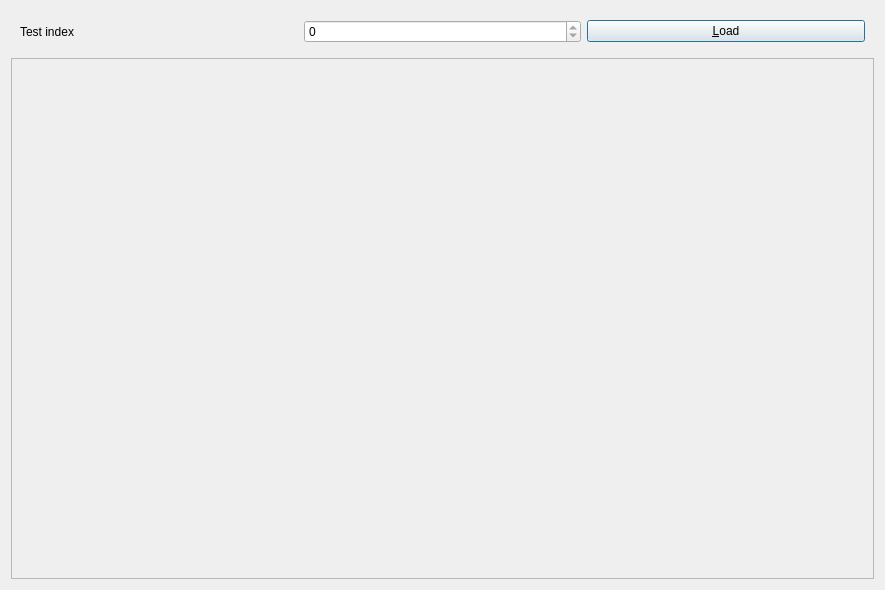
Qt form Tools/ToolTestConceptMap/qttestconceptmapqtedgedialog.ui (richelbilderbeek/ProjectRichelBilderbeek) before a commit.
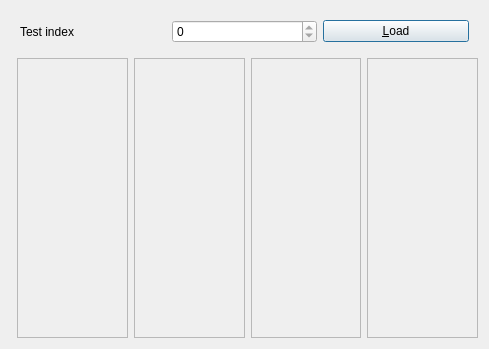
The same form after that commit.

```diff
--- a/Tools/ToolTestConceptMap/qttestconceptmapqtedgedialog.ui
+++ b/Tools/ToolTestConceptMap/qttestconceptmapqtedgedialog.ui
@@ -6,15 +6,83 @@
    <rect>
     <x>0</x>
     <y>0</y>
-    <width>885</width>
-    <height>590</height>
+    <width>489</width>
+    <height>349</height>
    </rect>
   </property>
   <property name="windowTitle">
    <string>Test QtEdge</string>
   </property>
   <layout class="QGridLayout" name="gridLayout">
-   <item row="0" column="0">
+   <item row="1" column="1">
+    <widget class="QScrollArea" name="area1">
+     <property name="widgetResizable">
+      <bool>true</bool>
+     </property>
+     <widget class="QWidget" name="area1_contents">
+      <property name="geometry">
+       <rect>
+        <x>0</x>
+        <y>0</y>
+        <width>110</width>
+        <height>278</height>
+       </rect>
+      </property>
+     </widget>
+    </widget>
+   </item>
+   <item row="1" column="3">
+    <widget class="QScrollArea" name="area3">
+     <property name="widgetResizable">
+      <bool>true</bool>
+     </property>
+     <widget class="QWidget" name="area3_contents">
+      <property name="geometry">
+       <rect>
+        <x>0</x>
+        <y>0</y>
+        <width>109</width>
+        <height>278</height>
+       </rect>
+      </property>
+     </widget>
+    </widget>
+   </item>
+   <item row="1" column="2">
+    <widget class="QScrollArea" name="area2">
+     <property name="widgetResizable">
+      <bool>true</bool>
+     </property>
+     <widget class="QWidget" name="area2_contents">
+      <property name="geometry">
+       <rect>
+        <x>0</x>
+        <y>0</y>
+        <width>110</width>
+        <height>278</height>
+       </rect>
+      </property>
+     </widget>
+    </widget>
+   </item>
+   <item row="1" column="4">
+    <widget class="QScrollArea" name="area_4">
+     <property name="widgetResizable">
+      <bool>true</bool>
+     </property>
+     <widget class="QWidget" name="area4_contents">
+      <property name="geometry">
+       <rect>
+        <x>0</x>
+        <y>0</y>
+        <width>110</width>
+        <height>278</height>
+       </rect>
+      </property>
+     </widget>
+    </widget>
+   </item>
+   <item row="0" column="0" colspan="5">
     <widget class="QWidget" name="widget_top" native="true">
      <layout class="QHBoxLayout" name="horizontalLayout">
       <item>
@@ -41,23 +109,6 @@
      </layout>
     </widget>
    </item>
-   <item row="1" column="0">
-    <widget class="QScrollArea" name="scrollArea">
-     <property name="widgetResizable">
-      <bool>true</bool>
-     </property>
-     <widget class="QWidget" name="here">
-      <property name="geometry">
-       <rect>
-        <x>0</x>
-        <y>0</y>
-        <width>865</width>
-        <height>522</height>
-       </rect>
-      </property>
-     </widget>
-    </widget>
-   </item>
   </layout>
  </widget>
  <resources/>
```
